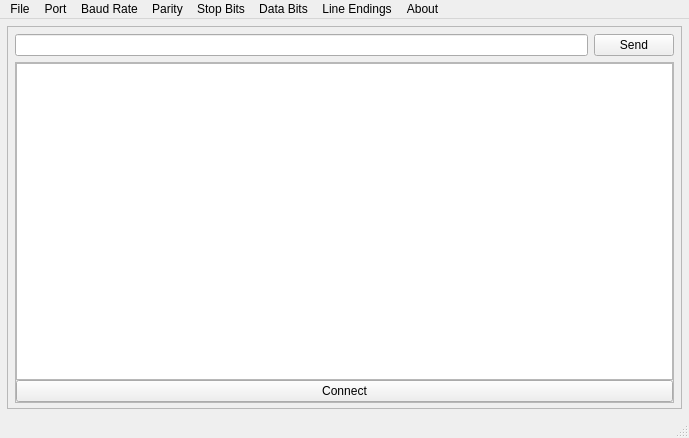
Old version of the form forms/mainwindow.ui in the repository tlewiscpp/QSerialTerminal.
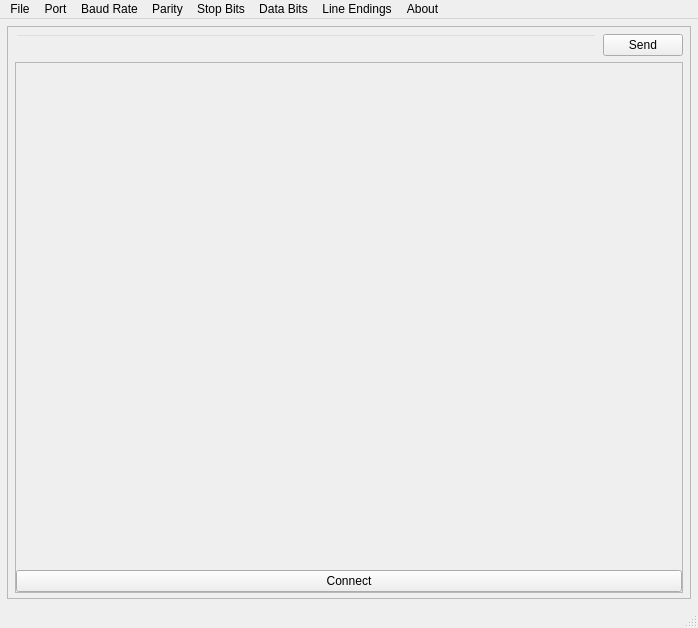
New version of the form. Custom widgets are drawn as their Qt base class.

Commit message: Auto-Commit - Inspiron-5559-PC

Diff of the .ui file:
```diff
--- a/forms/mainwindow.ui
+++ b/forms/mainwindow.ui
@@ -6,8 +6,8 @@
    <rect>
     <x>0</x>
     <y>0</y>
-    <width>689</width>
-    <height>438</height>
+    <width>698</width>
+    <height>628</height>
    </rect>
   </property>
   <property name="sizePolicy">
@@ -64,7 +64,14 @@
         <number>5</number>
        </property>
        <item row="0" column="0">
-        <widget class="SerialTerminalLineEdit" name="sendBox"/>
+        <widget class="SerialTerminalLineEdit" name="sendBox">
+         <property name="autoFillBackground">
+          <bool>false</bool>
+         </property>
+         <property name="styleSheet">
+          <string notr="true">background-color: rgba(255, 255, 255, 0);</string>
+         </property>
+        </widget>
        </item>
        <item row="0" column="1">
         <widget class="QPushButton" name="sendButton">
@@ -86,8 +93,8 @@
            <rect>
             <x>0</x>
             <y>0</y>
-            <width>657</width>
-            <height>339</height>
+            <width>666</width>
+            <height>516</height>
            </rect>
           </property>
           <layout class="QGridLayout" name="scrollAreaGridLayout">
@@ -120,6 +127,12 @@
                <pointsize>9</pointsize>
               </font>
              </property>
+             <property name="autoFillBackground">
+              <bool>true</bool>
+             </property>
+             <property name="styleSheet">
+              <string notr="true">background-color: rgba(255, 255, 255, 0);</string>
+             </property>
             </widget>
            </item>
            <item row="1" column="0">
@@ -130,6 +143,12 @@
                <height>16777215</height>
               </size>
              </property>
+             <property name="toolTip">
+              <string>&lt;html&gt;&lt;head/&gt;&lt;body&gt;&lt;p&gt;Select a serial port from the &amp;quot;port&amp;quot; menu above, then click this button to begin communicating with a serial device&lt;/p&gt;&lt;/body&gt;&lt;/html&gt;</string>
+             </property>
+             <property name="autoFillBackground">
+              <bool>false</bool>
+             </property>
              <property name="text">
               <string>Connect</string>
              </property>
@@ -152,8 +171,8 @@
     <rect>
      <x>0</x>
      <y>0</y>
-     <width>689</width>
-     <height>19</height>
+     <width>698</width>
+     <height>25</height>
     </rect>
    </property>
    <widget class="CustomMenu" name="menuFile">
```
Left out of the diff: 4 changed lines with no effect on the pictures. The commit also changes 8 other files.
